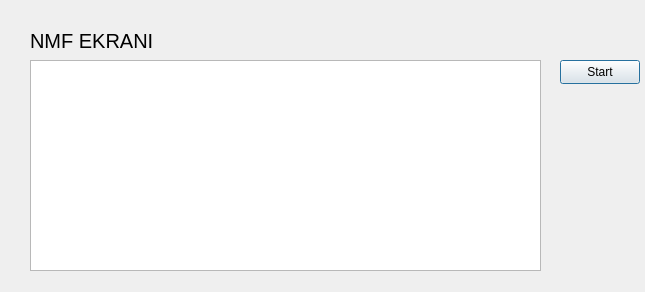
First picture: the form in NMF.ui, repository emirkyz/topic_model_ui, before the edit.
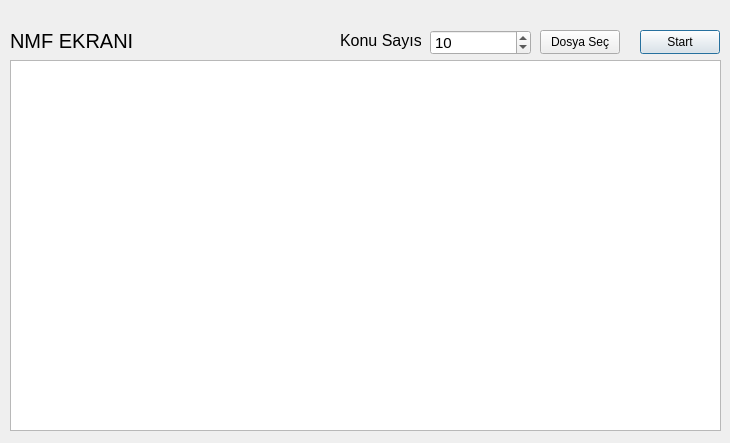
Second picture: the form after the edit.

What changed in the file:
```diff
--- a/NMF.ui
+++ b/NMF.ui
@@ -6,8 +6,8 @@
    <rect>
     <x>0</x>
     <y>0</y>
-    <width>645</width>
-    <height>292</height>
+    <width>730</width>
+    <height>443</height>
    </rect>
   </property>
   <property name="windowTitle">
@@ -16,7 +16,7 @@
   <widget class="QLabel" name="label">
    <property name="geometry">
     <rect>
-     <x>30</x>
+     <x>10</x>
      <y>20</y>
      <width>141</width>
      <height>41</height>
@@ -34,10 +34,10 @@
   <widget class="QPlainTextEdit" name="plainTextEdit">
    <property name="geometry">
     <rect>
-     <x>30</x>
+     <x>10</x>
      <y>60</y>
-     <width>511</width>
-     <height>211</height>
+     <width>711</width>
+     <height>371</height>
     </rect>
    </property>
    <property name="font">
@@ -58,8 +58,8 @@
   <widget class="QPushButton" name="start_buton">
    <property name="geometry">
     <rect>
-     <x>560</x>
-     <y>60</y>
+     <x>640</x>
+     <y>30</y>
      <width>80</width>
      <height>24</height>
     </rect>
@@ -68,6 +68,55 @@
     <string>Start</string>
    </property>
   </widget>
+  <widget class="QPushButton" name="dosya_buton">
+   <property name="geometry">
+    <rect>
+     <x>540</x>
+     <y>30</y>
+     <width>80</width>
+     <height>24</height>
+    </rect>
+   </property>
+   <property name="text">
+    <string>Dosya Seç</string>
+   </property>
+  </widget>
+  <widget class="QSpinBox" name="topic_spin">
+   <property name="geometry">
+    <rect>
+     <x>430</x>
+     <y>30</y>
+     <width>101</width>
+     <height>25</height>
+    </rect>
+   </property>
+   <property name="font">
+    <font>
+     <pointsize>11</pointsize>
+    </font>
+   </property>
+   <property name="value">
+    <number>10</number>
+   </property>
+  </widget>
+  <widget class="QLabel" name="label_2">
+   <property name="geometry">
+    <rect>
+     <x>340</x>
+     <y>30</y>
+     <width>81</width>
+     <height>21</height>
+    </rect>
+   </property>
+   <property name="font">
+    <font>
+     <pointsize>12</pointsize>
+    </font>
+   </property>
+   <property name="text">
+    <string>Konu Sayısı</string>
+   </property>
+  </widget>
  </widget>
  <resources/>
  <connections/>
```
